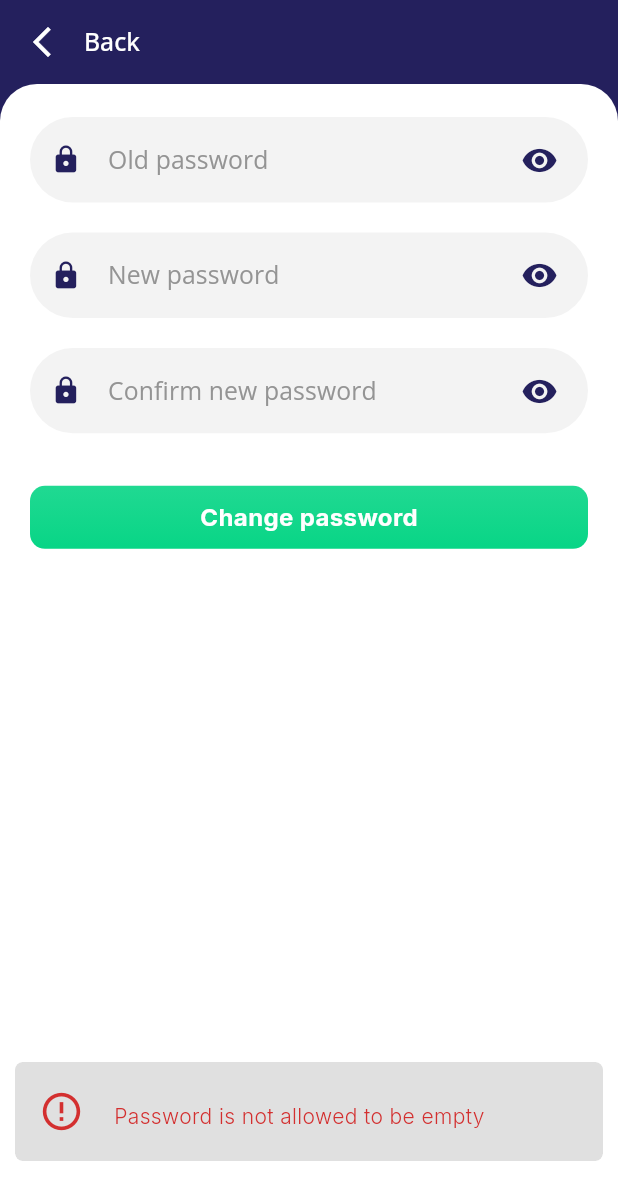
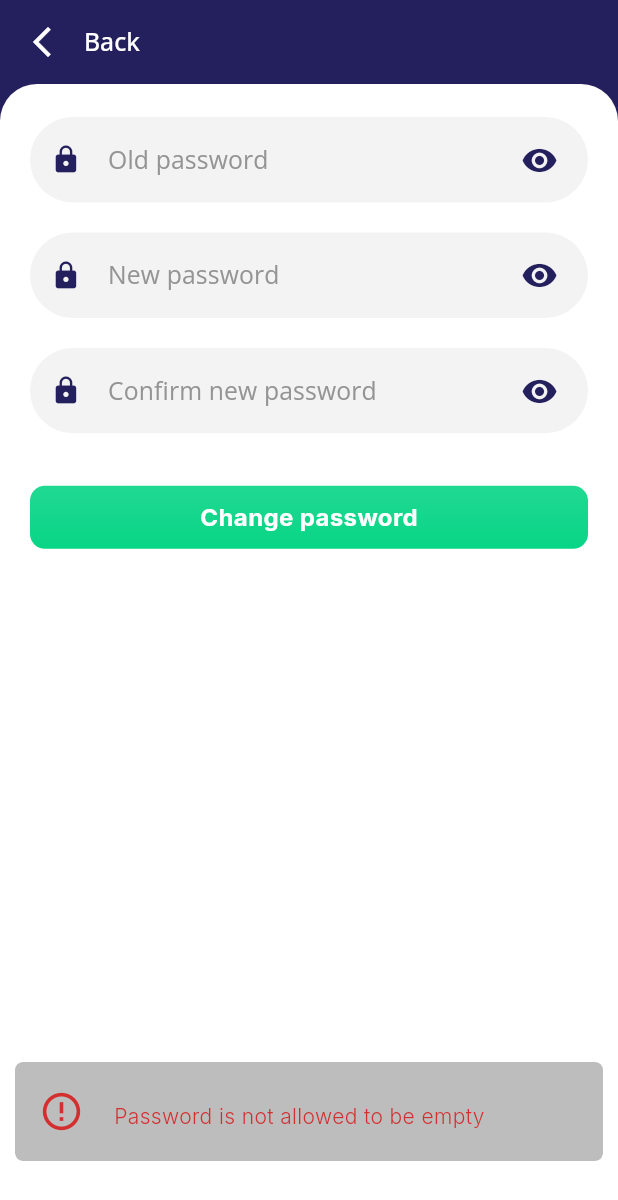
Before and after one commit to tqdaoinfo108/golf_newui, a Flutter app: the ChangePasswordScreen screen opened by its route, after a tap on "Change password", on a phone screen of 412 x 824 dp. Shown: the top 1200 px of the screen. Run offline on Flutter 3.47's test engine with Material 3 defaults, Android fonts, the phone set to English and light mode, and no system bars; our stand-ins replace auto_size_text, dio, expandable, firebase_core, firebase_messaging, flutter_credit_card and 13 more; missing offline and left inert: flutter_line_sdk, hl_image_picker_pro, loadmore, tiengviet; accounts and stored records are empty; generated files the repository leaves out were written again; network calls fail; statements that could not run were skipped; project files that could hold a hidden picture were left out.

Commit message:
update
update

```diff
--- a/lib/main.dart
+++ b/lib/main.dart
@@ -61,7 +61,7 @@ void main() async {
 
   // android
   const AndroidInitializationSettings initializationSettingsAndroid =
-      AndroidInitializationSettings('assets/ic_launcher.png');
+      AndroidInitializationSettings('@mipmap/ic_launcher');
 
   final DarwinInitializationSettings initializationSettingsDarwin =
       DarwinInitializationSettings(
--- a/lib/screens/login/login_controller.dart
+++ b/lib/screens/login/login_controller.dart
@@ -328,8 +328,7 @@ class LoginController extends GetxController {
     try {
       GoogleSignIn _googleSignIn = GoogleSignIn(
         scopes: ['email', 'https://www.googleapis.com/auth/contacts.readonly'],
-        clientId:
-            "501243301896-eqqibhkup30laqbvcuob1k5o2aaefan6.apps.googleusercontent.com",
+
       );
       var _googleAcc = await _googleSignIn.signIn();
       if (_googleAcc != null &&
--- a/lib/utils/support.dart
+++ b/lib/utils/support.dart
@@ -164,7 +164,7 @@ class SupportUtils {
         icon = icon ?? Icons.error_outline;
         break;
       case ToastType.WARNING:
-        _textColor = Colors.orangeAccent;
+        _textColor = Colors.deepOrange;
         icon = icon ?? Icons.warning_amber_outlined;
         break;
       default:
@@ -179,7 +179,7 @@ class SupportUtils {
         colorText: _textColor,
         snackPosition: SnackPosition.BOTTOM,
         icon: hasIcon ? _icon : null,
-        backgroundColor: Colors.black12,
+        backgroundColor: Colors.grey.shade400,
         padding: EdgeInsets.all(20),
         borderRadius: 5,
         duration: Duration(milliseconds: durationMili),
--- a/pubspec.yaml
+++ b/pubspec.yaml
@@ -16,7 +16,7 @@ dependencies:
   cupertino_icons: ^1.0.8
   get: ^4.7.2
   #nb_utils: ^4.4.12 # utils
-  intl: ^0.20.2
+  intl: ^0.19.0
   google_fonts: ^6.2.1
   expandable: ^5.0.1 #expandable
   dio: ^5.8.0+1
```
Also changed, not shown: lib/screens/forgot_password/forgot_password_screen.dart (+25 -0 lines), pubspec.lock, 1 other file.
